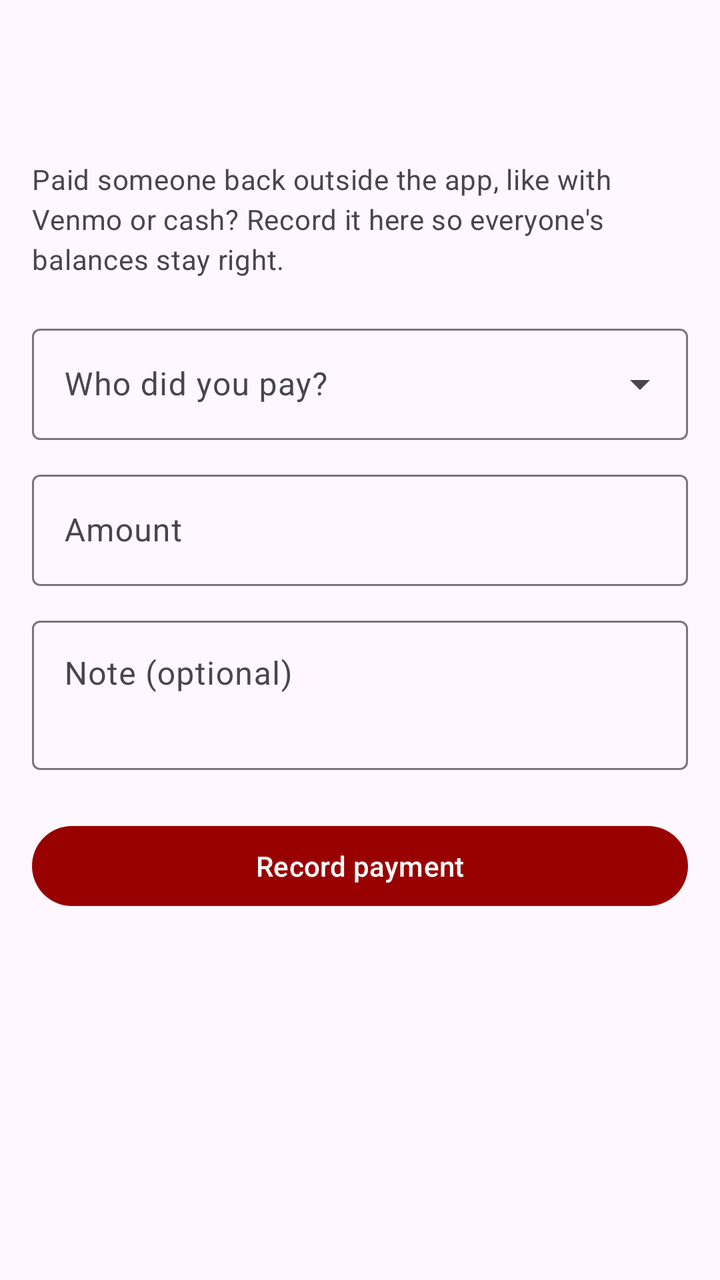
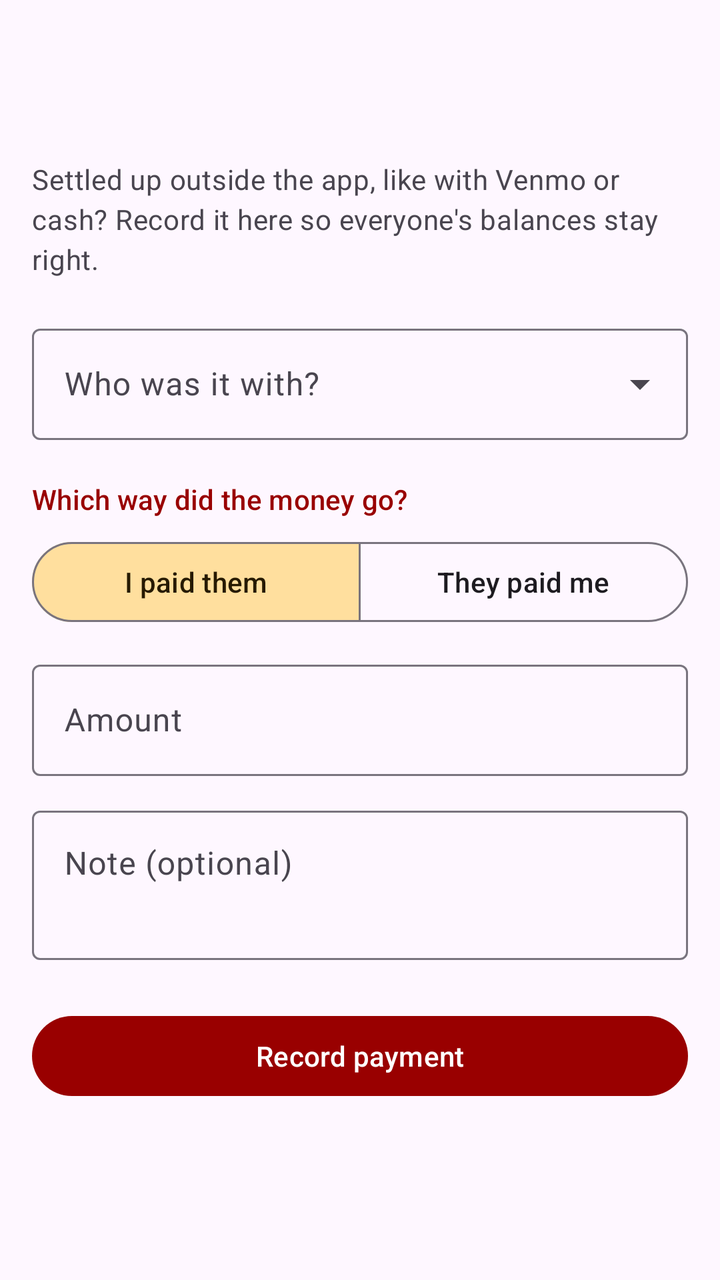

The first picture is an Android layout as it rendered before a commit; the second is the same layout after the commit. The layout source and the unified diff follow.
<!-- AndroidManifest.xml: application theme Theme.SplitSmart -->
<!-- res/layout/activity_settle_up.xml -->
<?xml version="1.0" encoding="utf-8"?>
<LinearLayout xmlns:android="http://schemas.android.com/apk/res/android"
    xmlns:app="http://schemas.android.com/apk/res-auto"
    android:id="@+id/root"
    android:layout_width="match_parent"
    android:layout_height="match_parent"
    android:orientation="vertical">

    <include layout="@layout/view_app_bar" />

    <ScrollView
        android:layout_width="match_parent"
        android:layout_height="0dp"
        android:layout_weight="1">

        <LinearLayout
            android:layout_width="match_parent"
            android:layout_height="wrap_content"
            android:orientation="vertical"
            android:padding="16dp">

            <TextView
                android:layout_width="match_parent"
                android:layout_height="wrap_content"
                android:text="@string/settle_up_intro"
                android:textAppearance="?attr/textAppearanceBodyMedium"
                android:textColor="?attr/colorOnSurfaceVariant" />

            <com.google.android.material.textfield.TextInputLayout
                android:id="@+id/receiver_layout"
                style="@style/Widget.Material3.TextInputLayout.OutlinedBox.ExposedDropdownMenu"
                android:layout_width="match_parent"
                android:layout_height="wrap_content"
                android:layout_marginTop="20dp"
                android:hint="@string/settle_up_receiver">

                <AutoCompleteTextView
                    android:id="@+id/receiver_input"
                    android:layout_width="match_parent"
                    android:layout_height="wrap_content"
                    android:inputType="none" />

            </com.google.android.material.textfield.TextInputLayout>

            <TextView
                android:id="@+id/balance_hint"
                android:layout_width="match_parent"
                android:layout_height="wrap_content"
                android:layout_marginStart="16dp"
                android:layout_marginTop="4dp"
                android:textAppearance="?attr/textAppearanceBodySmall"
                android:visibility="gone" />

            <com.google.android.material.textfield.TextInputLayout
                android:id="@+id/amount_layout"
                android:layout_width="match_parent"
                android:layout_height="wrap_content"
                android:layout_marginTop="12dp"
                android:hint="@string/amount"
                app:prefixText="@string/currency_prefix">

                <com.google.android.material.textfield.TextInputEditText
                    android:id="@+id/amount_input"
                    android:layout_width="match_parent"
                    android:layout_height="wrap_content"
                    android:imeOptions="actionDone"
                    android:inputType="numberDecimal" />

            </com.google.android.material.textfield.TextInputLayout>

            <com.google.android.material.textfield.TextInputLayout
                android:id="@+id/note_layout"
                android:layout_width="match_parent"
                android:layout_height="wrap_content"
                android:layout_marginTop="12dp"
                android:hint="@string/settle_up_note">

                <com.google.android.material.textfield.TextInputEditText
                    android:id="@+id/note_input"
                    android:layout_width="match_parent"
                    android:layout_height="wrap_content"
                    android:gravity="top"
                    android:imeOptions="actionDone"
                    android:inputType="textCapSentences|textMultiLine"
                    android:maxLines="3"
                    android:minLines="2" />

            </com.google.android.material.textfield.TextInputLayout>

            <Button
                android:id="@+id/record_button"
                android:layout_width="match_parent"
                android:layout_height="wrap_content"
                android:layout_marginTop="24dp"
                android:text="@string/settle_up_record" />

        </LinearLayout>
    </ScrollView>
</LinearLayout>
<!-- res/layout/view_app_bar.xml (included above) -->
<?xml version="1.0" encoding="utf-8"?>
<com.google.android.material.appbar.AppBarLayout xmlns:android="http://schemas.android.com/apk/res/android"
    android:layout_width="match_parent"
    android:layout_height="wrap_content"
    android:fitsSystemWindows="true">

    <com.google.android.material.appbar.MaterialToolbar
        android:id="@+id/toolbar"
        android:layout_width="match_parent"
        android:layout_height="?attr/actionBarSize" />

    <com.google.android.material.progressindicator.LinearProgressIndicator
        android:id="@+id/progress"
        android:layout_width="match_parent"
        android:layout_height="wrap_content"
        android:indeterminate="true"
        android:visibility="gone" />

</com.google.android.material.appbar.AppBarLayout>
<!-- resources referenced by this layout -->
<resources>
  <string name="amount">Amount</string>
  <string name="currency_prefix">$</string>
  <string name="settle_up_intro">Paid someone back outside the app, like with Venmo or cash? Record it here so everyone\'s balances stay right.</string>
  <string name="settle_up_note">Note (optional)</string>
  <string name="settle_up_receiver">Who did you pay?</string>
  <string name="settle_up_record">Record payment</string>
  <style name="Theme.SplitSmart" parent="Theme.Material3.DayNight.NoActionBar">
          <item name="colorPrimary">@color/brand_primary</item>
          <item name="colorOnPrimary">@color/brand_on_primary</item>
          <item name="colorPrimaryContainer">@color/brand_primary_container</item>
          <item name="colorOnPrimaryContainer">@color/brand_on_primary_container</item>
          <item name="colorSecondary">@color/brand_secondary</item>
          <item name="colorOnSecondary">@color/brand_on_secondary</item>
          <item name="colorSecondaryContainer">@color/brand_secondary_container</item>
          <item name="colorOnSecondaryContainer">@color/brand_on_secondary_container</item>
  
          <item name="android:statusBarColor">?attr/colorSurface</item>
          <item name="android:windowLightStatusBar">@bool/light_status_bar</item>
  
          <item name="textInputStyle">@style/Widget.Material3.TextInputLayout.OutlinedBox</item>
          <item name="materialCardViewStyle">@style/Widget.Material3.CardView.Filled</item>
      </style>
  <color name="brand_primary">#990000</color>
  <color name="brand_on_primary">#FFFFFF</color>
  <color name="brand_primary_container">#FFDAD4</color>
  <color name="brand_on_primary_container">#410000</color>
  <color name="brand_secondary">#7A5900</color>
  <color name="brand_on_secondary">#FFFFFF</color>
  <color name="brand_secondary_container">#FFDF9E</color>
  <color name="brand_on_secondary_container">#261A00</color>
</resources>

<!-- the commit's change to res/layout/activity_settle_up.xml (unified diff, before → after) -->
@@ -27,15 +27,15 @@
                 android:textColor="?attr/colorOnSurfaceVariant" />
 
             <com.google.android.material.textfield.TextInputLayout
-                android:id="@+id/receiver_layout"
+                android:id="@+id/other_layout"
                 style="@style/Widget.Material3.TextInputLayout.OutlinedBox.ExposedDropdownMenu"
                 android:layout_width="match_parent"
                 android:layout_height="wrap_content"
                 android:layout_marginTop="20dp"
-                android:hint="@string/settle_up_receiver">
+                android:hint="@string/settle_up_other">
 
                 <AutoCompleteTextView
-                    android:id="@+id/receiver_input"
+                    android:id="@+id/other_input"
                     android:layout_width="match_parent"
                     android:layout_height="wrap_content"
                     android:inputType="none" />
@@ -50,6 +50,41 @@
                 android:layout_marginTop="4dp"
                 android:textAppearance="?attr/textAppearanceBodySmall"
                 android:visibility="gone" />
+
+            <TextView
+                android:layout_width="wrap_content"
+                android:layout_height="wrap_content"
+                android:layout_marginTop="20dp"
+                android:text="@string/settle_up_direction"
+                android:textAppearance="@style/TextAppearance.SplitSmart.SectionLabel" />
+
+            
+            <com.google.android.material.button.MaterialButtonToggleGroup
+                android:id="@+id/direction_group"
+                android:layout_width="match_parent"
+                android:layout_height="wrap_content"
+                android:layout_marginTop="8dp"
+                app:checkedButton="@+id/direction_i_paid"
+                app:selectionRequired="true"
+                app:singleSelection="true">
+
+                <Button
+                    android:id="@+id/direction_i_paid"
+                    style="@style/Widget.Material3.Button.OutlinedButton"
+                    android:layout_width="0dp"
+                    android:layout_height="wrap_content"
+                    android:layout_weight="1"
+                    android:text="@string/settle_up_i_paid" />
+
+                <Button
+                    android:id="@+id/direction_they_paid"
+                    style="@style/Widget.Material3.Button.OutlinedButton"
+                    android:layout_width="0dp"
+                    android:layout_height="wrap_content"
+                    android:layout_weight="1"
+                    android:text="@string/settle_up_they_paid" />
+
+            </com.google.android.material.button.MaterialButtonToggleGroup>
 
             <com.google.android.material.textfield.TextInputLayout
                 android:id="@+id/amount_layout"
<!-- resource entries referenced after the edit -->
@@ -2,10 +2,16 @@
 <resources>
   <string name="amount">Amount</string>
   <string name="currency_prefix">$</string>
-  <string name="settle_up_intro">Paid someone back outside the app, like with Venmo or cash? Record it here so everyone\'s balances stay right.</string>
+  <string name="settle_up_direction">Which way did the money go?</string>
+  <string name="settle_up_i_paid">I paid them</string>
+  <string name="settle_up_intro">Settled up outside the app, like with Venmo or cash? Record it here so everyone\'s balances stay right.</string>
   <string name="settle_up_note">Note (optional)</string>
-  <string name="settle_up_receiver">Who did you pay?</string>
+  <string name="settle_up_other">Who was it with?</string>
   <string name="settle_up_record">Record payment</string>
+  <string name="settle_up_they_paid">They paid me</string>
+  <style name="TextAppearance.SplitSmart.SectionLabel" parent="TextAppearance.Material3.TitleSmall">
+          <item name="android:textColor">?attr/colorPrimary</item>
+      </style>
   <style name="Theme.SplitSmart" parent="Theme.Material3.DayNight.NoActionBar">
           <item name="colorPrimary">@color/brand_primary</item>
           <item name="colorOnPrimary">@color/brand_on_primary</item>
